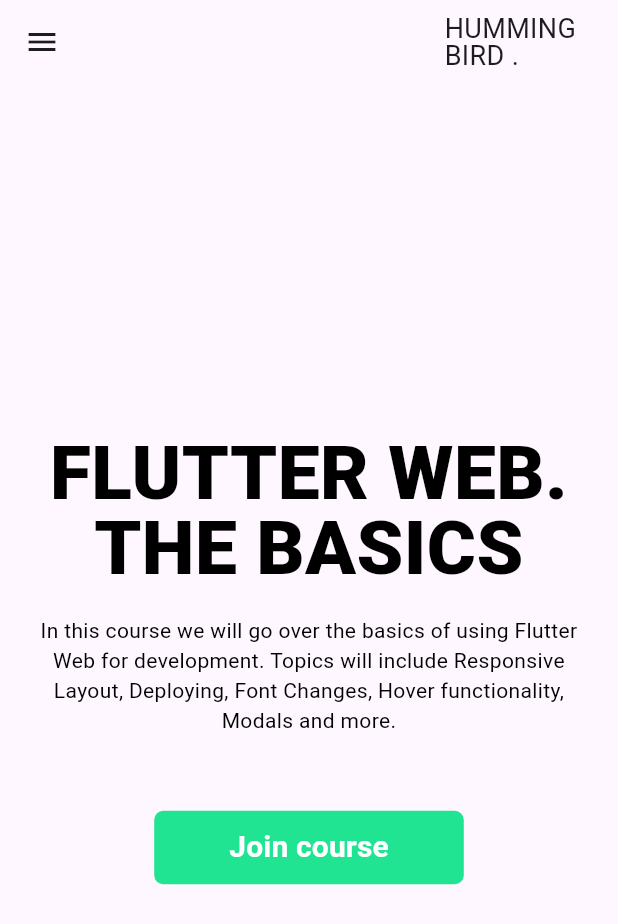
After one commit to shiponirfan/flutter_responsive_design_ostad, a Flutter app: the screen it shows after launch, on a phone screen of 412 x 824 dp. The commit adds this screen. Shown: the top 924 px of the screen. Run offline on Flutter 3.47's test engine with Material 3 defaults, Android fonts, the phone set to English and light mode, and no system bars.

Commit message:
Custom Responsive Builder Created

```diff
--- a/lib/presentation/screens/home_screen.dart
+++ b/lib/presentation/screens/home_screen.dart
@@ -1,5 +1,6 @@
 import 'package:flutter/material.dart';
 import 'package:flutter_responsive_design_ostad/utils/app_colors.dart';
+import 'package:flutter_responsive_design_ostad/widgets/responsive_builder.dart';
 
 class HomeScreen extends StatefulWidget {
   const HomeScreen({super.key});
@@ -11,7 +12,8 @@
 class _HomeScreenState extends State<HomeScreen> {
   @override
   Widget build(BuildContext context) {
-    return Scaffold(
+    return ResponsiveBuilder(
+        mobile: Scaffold(
           appBar: AppBar(actions: [
             Padding(
               padding: const EdgeInsets.only(right: 28),
@@ -91,7 +93,8 @@
               ],
             ),
           ),
-      body: Padding(
+          body: Center(
+            child: Padding(
               padding: const EdgeInsets.all(20),
               child: Column(
                 mainAxisAlignment: MainAxisAlignment.center,
@@ -142,6 +145,8 @@
                 ],
               ),
             ),
-    );
+          ),
+        ),
+        desktop: Scaffold());
   }
 }
--- /dev/null
+++ b/lib/utils/screen_utils.dart
@@ -0,0 +1,22 @@
+enum DeviceType {
+  mobile,
+  tablet,
+  desktop,
+}
+
+class ScreenUtils {
+  static const double mobileMaxSize = 640;
+  static const double tabletMaxSize = 1007;
+  static const double desktopMinSize = 1008;
+
+  static DeviceType getDeviceType(double width) {
+    if (width <= ScreenUtils.mobileMaxSize) {
+      return DeviceType.mobile;
+    } else if (width > ScreenUtils.mobileMaxSize &&
+        width <= ScreenUtils.tabletMaxSize) {
+      return DeviceType.tablet;
+    } else {
+      return DeviceType.desktop;
+    }
+  }
+}
--- /dev/null
+++ b/lib/widgets/responsive_builder.dart
@@ -0,0 +1,29 @@
+import 'package:flutter/material.dart';
+import 'package:flutter_responsive_design_ostad/utils/screen_utils.dart';
+
+class ResponsiveBuilder extends StatelessWidget {
+  const ResponsiveBuilder({
+    super.key,
+    required this.mobile,
+    required this.desktop,
+    this.tablet,
+  });
+
+  final Widget mobile;
+  final Widget? tablet;
+  final Widget desktop;
+
+  @override
+  Widget build(BuildContext context) {
+    final size = MediaQuery.of(context).size;
+    final DeviceType deviceType = ScreenUtils.getDeviceType(size.width);
+
+    if (deviceType == DeviceType.mobile) {
+      return mobile;
+    } else if (deviceType == DeviceType.tablet) {
+      return tablet ?? mobile;
+    } else {
+      return desktop;
+    }
+  }
+}
```
Lines whose indentation alone changed are shown as unchanged.
